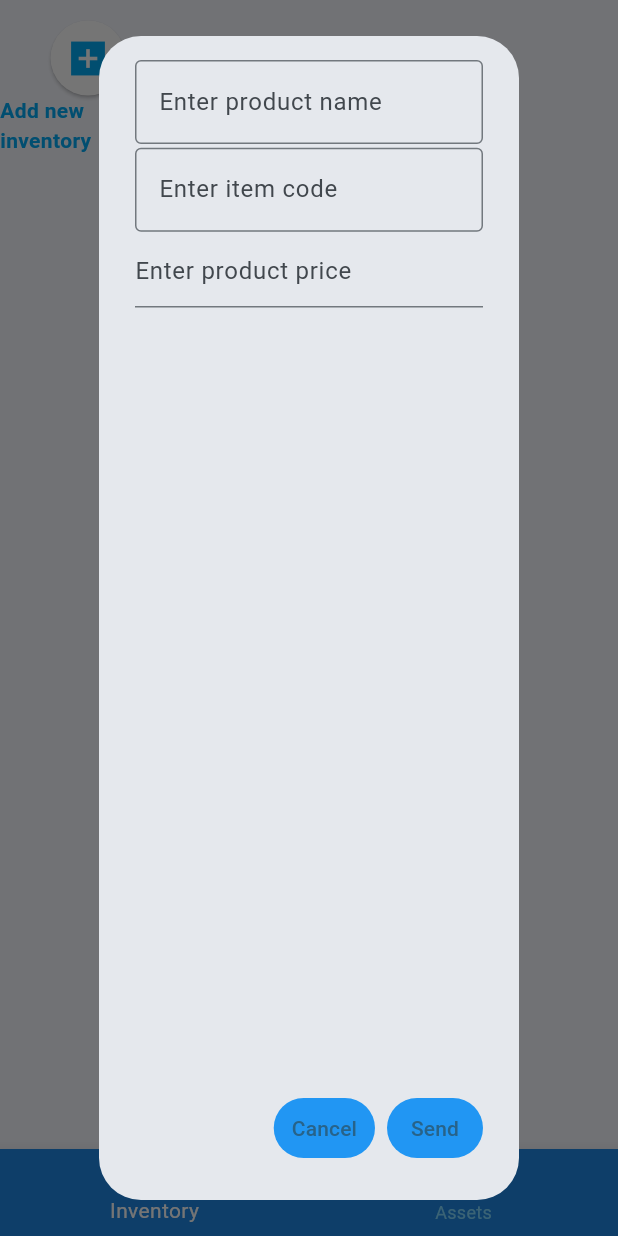
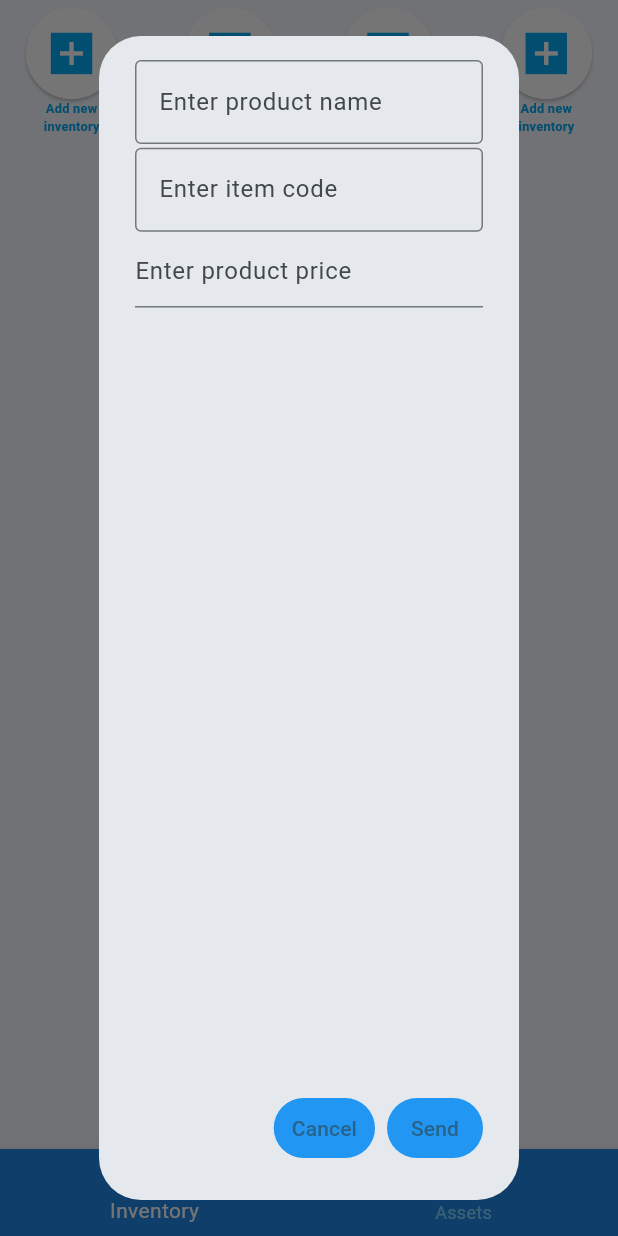
Before and after one commit to rraharjo/store_front, a Flutter app: the screen it shows after launch, after a tap on the "add box" icon, on a phone screen of 412 x 824 dp. Run offline on Flutter 3.47's test engine with Material 3 defaults, Android fonts, the phone set to English and light mode, and no system bars.

Commit message:
fixed sizing on each button

```diff
--- a/lib/pages/inventory_pages/inventory_buttons.dart
+++ b/lib/pages/inventory_pages/inventory_buttons.dart
@@ -6,7 +6,7 @@ import 'inventory_pop_up.dart';
 class AddInventoryButton extends GridButton {
   const AddInventoryButton({super.key})
       : super(
-            desc: 'Add new inventory',
+            desc: 'Add new\ninventory',
             iconData: Icons.add_box_sharp,
             popUpDialog: const AddInventoryPopup());
 }
--- a/lib/pages/inventory_pages/inventory_page.dart
+++ b/lib/pages/inventory_pages/inventory_page.dart
@@ -9,5 +9,8 @@ class InventoryGrid extends MainGrid {
   @override
   void addButtons() {
     buttons.add(AddInventoryButton());
+    buttons.add(AddInventoryButton());
+    buttons.add(AddInventoryButton());
+    buttons.add(AddInventoryButton());
   }
 }
--- a/lib/pages/pages_structure/button_structure.dart
+++ b/lib/pages/pages_structure/button_structure.dart
@@ -6,36 +6,54 @@ abstract class GridButton extends StatelessWidget {
   final IconData iconData;
   final Widget popUpDialog;
 
-  const GridButton({super.key, required this.desc, required this.iconData, required this.popUpDialog});
+  const GridButton(
+      {super.key,
+      required this.desc,
+      required this.iconData,
+      required this.popUpDialog});
 
   @override
   Widget build(BuildContext context) {
-    return Column(
+    return FittedBox(
+      child: Column(
         mainAxisAlignment: MainAxisAlignment.center,
         children: [
           ElevatedButton(
             onPressed: () {
-            showDialog(context: context, builder: (BuildContext context) => popUpDialog);
+              showDialog(
+                  context: context,
+                  builder: (BuildContext context) => popUpDialog);
             },
             child: Icon(
               iconData,
               color: Colors.lightBlue,
             ),
           ),
-        Center(
+          Container(
+            constraints: BoxConstraints(
+              maxHeight: 20,
+            ),
+            child: FittedBox(
               child: Text(
                 desc,
+                textAlign: TextAlign.center,
                 style: TextStyle(
                   fontWeight: FontWeight.bold,
                   color: Colors.lightBlue,
                 ),
               ),
             ),
+          ),
         ],
+      ),
     );
   }
 }
 
 class SampleButton extends GridButton {
-  const SampleButton({super.key}) : super(desc: "Sample", iconData: Icons.abc, popUpDialog: const SamplePopUp());
+  const SampleButton({super.key})
+      : super(
+            desc: "Sample",
+            iconData: Icons.abc,
+            popUpDialog: const SamplePopUp());
 }
--- a/lib/pages/pages_structure/page_structure.dart
+++ b/lib/pages/pages_structure/page_structure.dart
@@ -15,12 +15,17 @@ abstract class MainGrid extends StatelessWidget {
     return buttons[index];
   }
 
+  int _getItemPerRow(BuildContext context, {double minWidthPerItem = 100}){
+    double contextWidth = MediaQuery.of(context).size.width;
+    return contextWidth ~/ minWidthPerItem;
+  }
+
   @override
   Widget build(BuildContext context) {
     return GridView.count(
-      crossAxisSpacing: 30.00,
-      mainAxisSpacing: 30.00,
-      crossAxisCount: 3,
+      crossAxisSpacing: 10.00,
+      mainAxisSpacing: 10.00,
+      crossAxisCount: _getItemPerRow(context),
       children: List.generate(buttons.length, _generateButton),
     );
   }
```
Also changed, not shown: lib/pages/inventory_pages/inventory_pop_up.dart (+9 -6 lines), 1 other file. Lines whose indentation alone changed are shown as unchanged.
